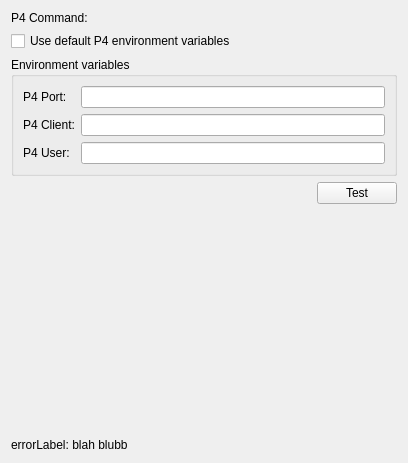
Above: src/plugins/perforce/settingspage.ui from qt-creator/qt-creator before the change. Below: the same form after it.
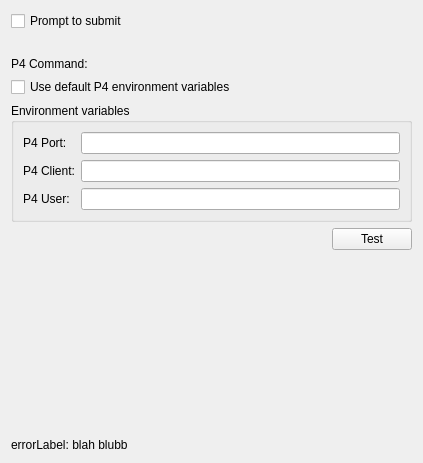
That is the form after the change. Custom widgets are drawn as their Qt base class.

Commit message:
Make the "prompt to submit" setting a per-plugin one.
Provide a checkable message box to be able to turn
prompting off when asked.

The edit to the form file:
```diff
--- a/src/plugins/perforce/settingspage.ui
+++ b/src/plugins/perforce/settingspage.ui
@@ -6,38 +6,62 @@
    <rect>
     <x>0</x>
     <y>0</y>
-    <width>408</width>
+    <width>423</width>
     <height>463</height>
    </rect>
   </property>
   <layout class="QVBoxLayout" name="verticalLayout">
    <item>
-    <layout class="QHBoxLayout">
-     <property name="spacing">
-      <number>6</number>
+    <layout class="QFormLayout" name="formLayout_2">
+     <item row="0" column="0" colspan="2">
+      <widget class="QCheckBox" name="promptToSubmitCheckBox">
+       <property name="text">
+        <string>Prompt to submit</string>
+       </property>
+      </widget>
+     </item>
+    </layout>
+   </item>
+   <item>
+    <spacer name="verticalSpacer_2">
+     <property name="orientation">
+      <enum>Qt::Vertical</enum>
      </property>
-     <property name="margin">
-      <number>0</number>
+     <property name="sizeType">
+      <enum>QSizePolicy::Fixed</enum>
      </property>
-     <item>
+     <property name="sizeHint" stdset="0">
+      <size>
+       <width>20</width>
+       <height>20</height>
+      </size>
+     </property>
+    </spacer>
+   </item>
+   <item>
+    <layout class="QFormLayout" name="formLayout">
+     <property name="fieldGrowthPolicy">
+      <enum>QFormLayout::ExpandingFieldsGrow</enum>
+     </property>
+     <item row="0" column="0">
       <widget class="QLabel" name="commandLabel">
        <property name="text">
         <string>P4 Command:</string>
        </property>
       </widget>
      </item>
-     <item>
-      <widget class="Core::Utils::PathChooser" name="pathChooser" native="true"/>
+     <item row="0" column="1">
+      <widget class="Core::Utils::PathChooser" name="pathChooser"/>
+     </item>
+     <item row="1" column="0" colspan="2">
+      <widget class="QCheckBox" name="defaultCheckBox">
+       <property name="text">
+        <string>Use default P4 environment variables</string>
+       </property>
+      </widget>
      </item>
     </layout>
    </item>
-   <item>
-    <widget class="QCheckBox" name="defaultCheckBox">
-     <property name="text">
-      <string>Use default P4 environment variables</string>
-     </property>
-    </widget>
-   </item>
    <item>
     <widget class="QGroupBox" name="groupBox">
      <property name="enabled">
```
Left out of the diff: 2 changed lines with no effect on the pictures. The commit also changes 24 other files.
